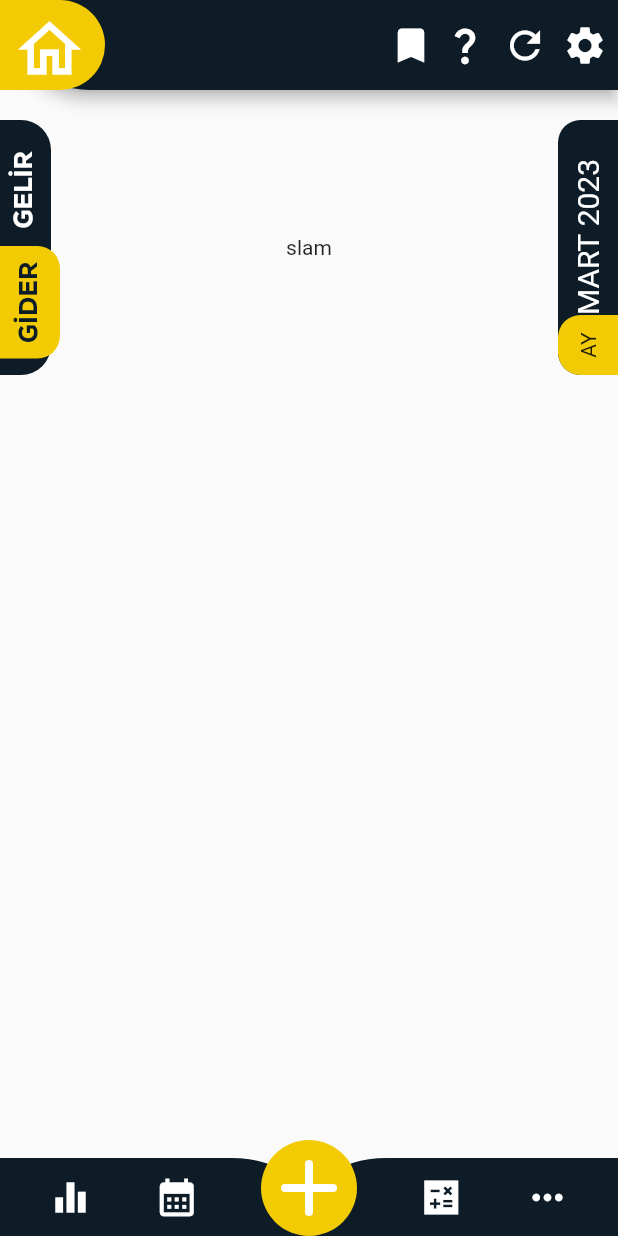
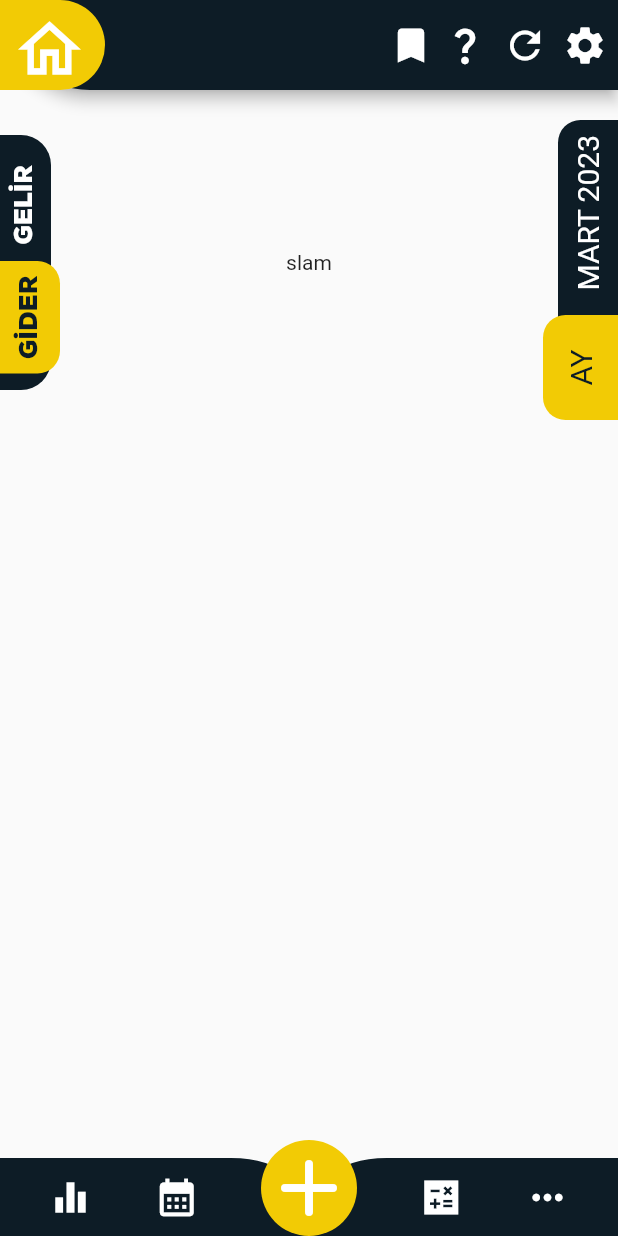
Before and after one commit to zahidayturan/ButceTakip, a Flutter app: the Statistics screen opened directly, on a phone screen of 412 x 824 dp. Run offline on Flutter 3.47's test engine with Material 2 defaults, Android fonts, the phone set to English and light mode, and no system bars; our stand-ins replace flutter_riverpod, pie_chart, sqflite; accounts and stored records are empty; Roboto replaces fonts that are missing (Nexa).

```diff
--- a/lib/Pages/statistics.dart
+++ b/lib/Pages/statistics.dart
@@ -12,7 +12,6 @@ class Statistics extends StatefulWidget{
 }
 
 class _StatisticsState extends State<Statistics>{
-  var listMonths = ["OCAK", "SUBAT", "MART", "NISAN", "MAYIS", "HAZIRAN", "TEMMUZ", "AGUSTOS", "EYLUL", "EKIM", "KASIM", "ARALIK"];
   var renkler = CustomColors();
   @override
   Widget build(BuildContext context) {
@@ -46,57 +45,14 @@ class _StatisticsState extends State<Statistics>{
                     ],
                   ),
                 ),
-                Expanded(
+                Expanded( // (ay, hafta, yıl) butonları
                   child: Align(
                     alignment: Alignment.centerRight,
                     child: Column(
                       children: [
                         RotatedBox(
                           quarterTurns: 3,
-                          child: Row(
-                            children: [
-                              Container(
-                                height: 40,
-                                width: 170,
-                                decoration: BoxDecoration(
-                                  borderRadius: BorderRadius.only(topLeft: Radius.circular(15), topRight: Radius.circular(15)),
-                                  color: renkler.koyuuRenk,
-                                ),
-                                child: Row(
-                                  mainAxisAlignment: MainAxisAlignment.start,
-                                  crossAxisAlignment: CrossAxisAlignment.center,
-                                  children: [
-                                    Container( // bunu ayrı bir dart dosyasında yazmaya çalış
-                                      alignment: Alignment.center,
-                                      height: 40,
-                                      width: 40,
-                                      child: Text('AY'),
-                                      decoration: BoxDecoration(
-                                        color: renkler.sariRenk,
-                                        borderRadius: BorderRadius.only(topLeft: Radius.circular(15), topRight: Radius.circular(15)),
-                                        // buraya ay yıl hafta açılabilir menu gelecek, veya stack i kullanarak position ile üstüne yazarız
-                                      ),
-                                    ),
-
-                                    Text( // yukarıdaki oluşturulan ay listesinden indexleme ile ay çekiliyor
-                                      "${listMonths[DateTime.now().month - 1]}",
-                                      style: TextStyle(
-                                        color: renkler.YaziRenk,
-                                        fontSize: 20,
-                                      ),
-                                    ),
-                                    Text(
-                                      " ${DateTime.now().year}",
-                                      style: TextStyle(
-                                        color: renkler.YaziRenk,
-                                        fontSize: 20,
-                                      ),
-                                    ),
-                                  ],
-                                ),
-                              ),
-                            ],
-                          ),
+                          child: CustomBotton2(),
                         )
                       ],
                     ),
@@ -113,8 +69,121 @@ class _StatisticsState extends State<Statistics>{
   }
 }
 
+class CustomBotton2 extends StatefulWidget{ // sağ taraftaki (ay, hafta, yıl) butonları
+  @override
+    _CustomButtonState2 createState() => _CustomButtonState2();
 
-class CustomButton extends StatefulWidget { // gelir gider buton animasyonlari
+}
+class _CustomButtonState2 extends State<CustomBotton2>{
+  var listMonths = ["OCAK", "SUBAT", "MART", "NISAN", "MAYIS", "HAZIRAN", "TEMMUZ", "AGUSTOS", "EYLUL", "EKIM", "KASIM", "ARALIK"];
+  var renkler = CustomColors();
+  var zaman = DateTime.now();
+  var monthYearWeekButton = "AY"; // popup menunun butonunun yazısıdır
+  late var monthYearWeekButtonResult = "${listMonths[zaman.month - 1]} ${zaman.year}";
+  @override
+  Widget build(BuildContext context) {
+    return Row(
+      children: [
+        Stack(
+            clipBehavior: Clip.none,
+            alignment: Alignment.bottomCenter,
+            children: [
+              Container(
+                height: 40,
+                width: 190,
+                decoration: BoxDecoration(
+                  borderRadius: BorderRadius.only(topLeft: Radius.circular(15), topRight: Radius.circular(15)),
+                  color: renkler.koyuuRenk,
+                ),
+                child: Padding( // row içindeki yazıları sağ yasladığımız için onlara sağdan padding verdik
+                  padding: const EdgeInsets.only(right: 10),
+                  child: Row(
+                    mainAxisAlignment: MainAxisAlignment.end, // yazıları sağ yasladık
+                    crossAxisAlignment: CrossAxisAlignment.center,
+                    children: [
+
+                      Text( // yukarıdaki oluşturulan ay listesinden indexleme ile ay çekiliyor
+                        monthYearWeekButtonResult,
+                        style: TextStyle(
+                          color: renkler.YaziRenk,
+                          fontSize: 20,
+                        ),
+                      ),
+                    ],
+                  ),
+                ),
+              ),
+              Positioned(
+                bottom: 0,
+                left: -10,
+                width:70,
+                height: 50,
+                child: Container( // bunu ayrı bir dart dosyasında yazmaya çalış
+                  key: UniqueKey(),
+                  alignment: Alignment.center,
+                  decoration: BoxDecoration(
+                    color: renkler.sariRenk,
+                    borderRadius: BorderRadius.only(topLeft: Radius.circular(15), topRight: Radius.circular(15)),
+                    // buraya ay yıl hafta açılabilir menu gelecek, veya stack i kullanarak position ile üstüne yazarız
+                  ),
+                  child: PopupMenuButton(
+                      onSelected: (value){
+                        setState(() {
+                          monthYearWeekSelect(value);
+                        });
+                      },
+                      color: renkler.sariRenk,
+                      child: Text(
+                        "${monthYearWeekButton}",
+                        style: TextStyle(
+                          fontSize: 20,
+                          color: renkler.koyuuRenk,
+                        ),
+                      ),
+                      itemBuilder: (BuildContext context) => [
+                        PopupMenuItem(child: Text('AY'), value: "AY",),
+                        PopupMenuItem(child: Text('HAFTA'), value: "HAFTA",),
+                        PopupMenuItem(child: Text('YIL'), value: "YIL",),
+                      ]),
+                ),
+              ),
+            ]
+        ),
+      ],
+    );
+  }
+  monthYearWeekSelect(var value){ // bu metod (ay,yıl,hafta) seçeneklerden birisini seçince butonun yanındaki yazılar seçilene göre değişecektir.
+    if(value == "AY") {
+      monthYearWeekButton = value;
+      monthYearWeekButtonResult = "${listMonths[zaman.month - 1]} ${zaman.year}";
+    }
+    else if(value == "HAFTA"){
+      monthYearWeekButton = value;
+      if(zaman.day >= 1 && zaman.day <= 7){
+        monthYearWeekButtonResult = "1.${zaman.month}~7.${zaman.month}";
+      }
+      else if(zaman.day >= 8 && zaman.day <= 14){
+        monthYearWeekButtonResult = "8.${zaman.month}~14.${zaman.month}";
+      }
+      else if(zaman.day >= 15 && zaman.day <= 21){
+        monthYearWeekButtonResult = "15.${zaman.month}~21.${zaman.month}";
+      }
+      else if(zaman.day >= 22){
+        if(zaman.month == 12) // aralık ayında isek başa döneceği için bu şekilde koşul koyduk
+          monthYearWeekButtonResult = "22.${zaman.month}  ~  1.1";
+        else
+          monthYearWeekButtonResult = "22.${zaman.month}  ~  1.${zaman.month + 1}";
+      }
+    }
+    else if(value == "YIL"){
+      monthYearWeekButton = value;
+      monthYearWeekButtonResult = "${zaman.year}~${zaman.year + 1}";
+    }
+  }
+}
+
+
+class CustomButton extends StatefulWidget { // sol taraftaki gelir gider buton animasyonlari
   @override
   _CustomButtonState createState() => _CustomButtonState();
 }
--- a/lib/UI/GunlukInfo.dart
+++ b/lib/UI/GunlukInfo.dart
@@ -155,7 +155,7 @@ class _GunlukInfoState extends State<GunlukInfo>{
                 ),
 
                 SizedBox(
-                  height: 165,
+                  height: 159,
                   child: Padding(      //borderin scroll ile birleşimi gözüksü diye soldan padding
                     padding: const EdgeInsets.only(left: 3.0, top: 5, bottom: 10),
                     child: DecoratedBox( // border için
--- a/pubspec.yaml
+++ b/pubspec.yaml
@@ -84,10 +84,8 @@ flutter:
   fonts:
     - family: Nexa4
       fonts:
-       - asset: fonts/NEXAHEAVY.OTF
        - asset: assets/fonts/NEXABOLD.OTF
        - asset: assets/fonts/NEXA_BOLD.OTF
-       - asset: assets/fonts/NEXAHEAVY.OTF
        - asset: assets/fonts/NEXABLACK.OTF
          weight: 300
   # For details regarding fonts from package dependencies,
```
